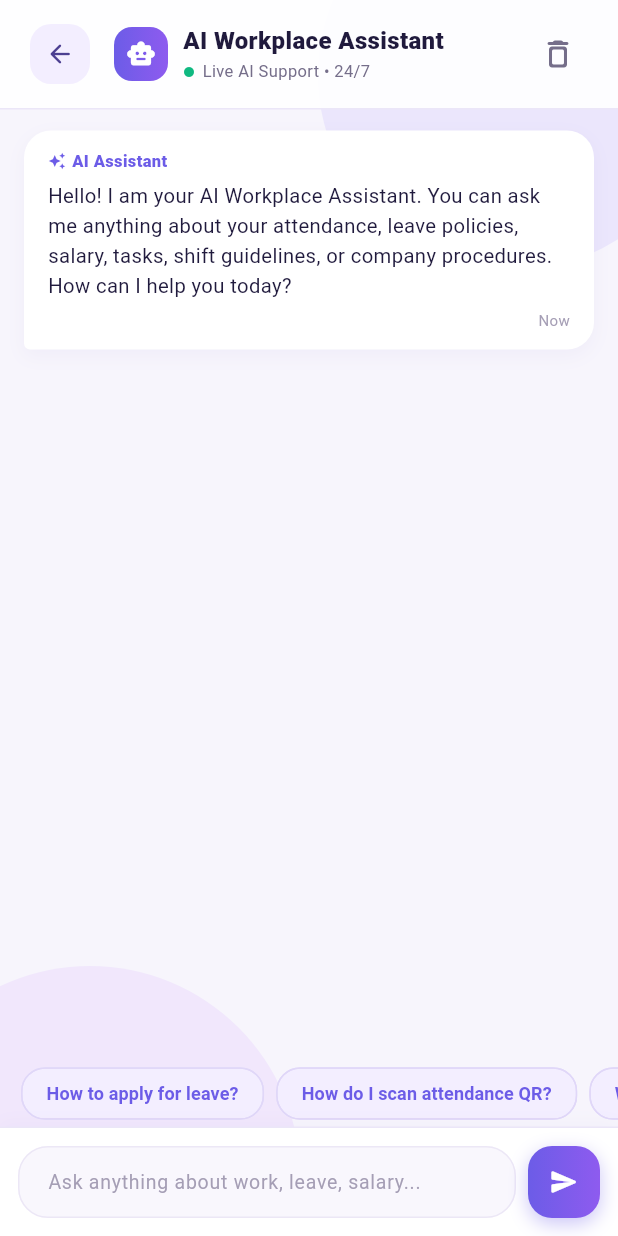
After one commit to vkharinie-source/Multi-Agent-Autonomous-Business-Management-System, a Flutter app: the EmployeeAiChatScreen screen opened directly, on a phone screen of 412 x 824 dp. The commit adds this screen. Run offline on Flutter 3.47's test engine with Material 3 defaults, Android fonts, the phone set to English and light mode, and no system bars; our stand-ins replace device_info_plus, flutter_secure_storage, geolocator, google_fonts, qr_flutter, shared_preferences; missing offline and left inert: mobile_scanner; accounts and stored records are empty; network calls fail.

Commit message:
Implement full AI Agent system for Manager and Employee portals with live backend integration

```diff
--- a/lib/core/config/api_config.dart
+++ b/lib/core/config/api_config.dart
@@ -51,6 +51,9 @@ class ApiConfig {
   static const String attendanceAuditLogsEndpoint =
       '/api/attendance/audit-logs';
 
+  // AI Assistant endpoint
+  static const String aiChatEndpoint = '/api/ai/chat';
+
   // Device endpoints
   static const String deviceRegisterRequestEndpoint =
       '/api/devices/register-request';
--- /dev/null
+++ b/lib/screens/employee/pages/employee_ai_screen.dart
@@ -0,0 +1,536 @@
+import 'dart:async';
+import 'dart:convert';
+
+import 'package:flutter/material.dart';
+import 'package:http/http.dart' as http;
+
+import '../../../core/config/api_config.dart';
+
+class EmployeeAiChatScreen extends StatefulWidget {
+  const EmployeeAiChatScreen({super.key});
+
+  @override
+  State<EmployeeAiChatScreen> createState() => _EmployeeAiChatScreenState();
+}
+
+class _EmployeeAiChatScreenState extends State<EmployeeAiChatScreen> {
+  final TextEditingController _messageController = TextEditingController();
+  final ScrollController _scrollController = ScrollController();
+
+  bool _isTyping = false;
+
+  final List<_ChatMessage> _messages = [
+    const _ChatMessage(
+      text:
+          "Hello! I am your AI Workplace Assistant. You can ask me anything about your attendance, leave policies, salary, tasks, shift guidelines, or company procedures. How can I help you today?",
+      isUser: false,
+      time: "Now",
+    ),
+  ];
+
+  final List<String> _quickPrompts = [
+    "How to apply for leave?",
+    "How do I scan attendance QR?",
+    "When is salary paid?",
+    "What are the shift timings?",
+    "How to improve my performance?",
+  ];
+
+  @override
+  void dispose() {
+    _messageController.dispose();
+    _scrollController.dispose();
+    super.dispose();
+  }
+
+  Future<void> _sendMessage([String? selectedText]) async {
+    final text = selectedText ?? _messageController.text.trim();
+    if (text.isEmpty || _isTyping) return;
+
+    setState(() {
+      _messages.add(_ChatMessage(text: text, isUser: true, time: _currentTime()));
+      _messageController.clear();
+      _isTyping = true;
+    });
+
+    _scrollToBottom();
+
+    String reply = '';
+
+    try {
+      final response = await http
+          .post(
+            ApiConfig.uri(ApiConfig.aiChatEndpoint),
+            headers: {
+              'Content-Type': 'application/json',
+              'Accept': 'application/json',
+            },
+            body: jsonEncode({
+              'message': text,
+              'role': 'employee',
+              'user_name': 'Team Member',
+            }),
+          )
+          .timeout(const Duration(seconds: 16));
+
+      if (response.statusCode == 200) {
+        final Map<String, dynamic> data = jsonDecode(response.body);
+        reply = (data['reply'] as String?)?.trim() ?? '';
+      }
+    } catch (_) {
+      // Local fallback
+    }
+
+    if (reply.isEmpty) {
+      reply = _generateLocalReply(text);
+    }
+
+    if (!mounted) return;
+
+    setState(() {
+      _messages.add(_ChatMessage(text: reply, isUser: false, time: _currentTime()));
+      _isTyping = false;
+    });
+
+    _scrollToBottom();
+  }
+
+  String _generateLocalReply(String query) {
+    final lower = query.toLowerCase();
+
+    if (lower.contains("leave") || lower.contains("apply leave") || lower.contains("holiday")) {
+      return "To apply for time-off:\n\n"
+          "1. Open **Apply Leave** from your Employee Dashboard.\n"
+          "2. Choose your leave type (Casual, Sick, Personal, or Emergency).\n"
+          "3. Select your Start & End dates.\n"
+          "4. Fill in your reason and tap **Submit Leave Request**.\n\n"
+          "Your manager will receive the request for review immediately.";
+    }
+
+    if (lower.contains("qr") || lower.contains("attendance") || lower.contains("clock in") || lower.contains("scan")) {
+      return "To mark attendance:\n\n"
+          "1. First ensure your phone is registered & approved under **Attendance Device**.\n"
+          "2. Be present within the campus boundary.\n"
+          "3. Open **Scan Attendance QR**.\n"
+          "4. Point your camera at the manager's active QR screen to clock in securely.";
+    }
+
+    if (lower.contains("salary") || lower.contains("pay") || lower.contains("payslip")) {
+      return "Salary & Compensation Information:\n\n"
+          "• **Payout Date**: 1st working day of each calendar month.\n"
+          "• **Payslip Downloads**: Head to **My Salary** to view and download your monthly payslips in PDF format.\n"
+          "• **Queries**: For deductions or tax queries, reach out to the Finance desk.";
+    }
+
+    if (lower.contains("shift") || lower.contains("timing") || lower.contains("hours")) {
+      return "Standard Working Hours:\n\n"
+          "• **General Shift**: 09:00 AM – 06:00 PM (Monday to Friday)\n"
+          "• **Lunch Break**: 01:00 PM – 02:00 PM\n"
+          "• **Grace Period**: 15 minutes for check-in; after 09:15 AM check-ins are recorded as late arrival.";
+    }
+
+    if (lower.contains("performance") || lower.contains("score") || lower.contains("rating")) {
+      return "Performance & KPIs:\n\n"
+          "• **Key Metrics**: Punctuality, sprint milestone delivery, code quality, peer collaboration.\n"
+          "• **Track Score**: View your current KPI rating & milestone analytics in **My Performance**.";
+    }
+
+    return "Thank you for asking! I am your AI Workplace Assistant. You can ask me questions regarding company procedures, shifts, attendance, leaves, payroll, or career tips. Let me know how else I can support you!";
+  }
+
+  String _currentTime() {
+    final now = DateTime.now();
+    final hour = now.hour > 12 ? now.hour - 12 : (now.hour == 0 ? 12 : now.hour);
+    final minute = now.minute.toString().padLeft(2, "0");
+    final period = now.hour >= 12 ? "PM" : "AM";
+    return "$hour:$minute $period";
+  }
+
+  void _scrollToBottom() {
+    WidgetsBinding.instance.addPostFrameCallback((_) {
+      if (!_scrollController.hasClients) return;
+      _scrollController.animateTo(
+        _scrollController.position.maxScrollExtent,
+        duration: const Duration(milliseconds: 300),
+        curve: Curves.easeOut,
+      );
+    });
+  }
+
+  void _clearChat() {
+    setState(() {
+      _messages
+        ..clear()
+        ..add(
+          const _ChatMessage(
+            text: "Chat cleared! How can I assist you with your work today?",
+            isUser: false,
+            time: "Now",
+          ),
+        );
+    });
+  }
+
+  @override
+  Widget build(BuildContext context) {
+    return Scaffold(
+      backgroundColor: const Color(0xFFF7F5FC),
+      body: SafeArea(
+        child: Stack(
+          children: [
+            Positioned(
+              top: -80,
+              right: -60,
+              child: _glowCircle(
+                size: 260,
+                color: const Color(0xFF7B61FF).withValues(alpha: 0.10),
+              ),
+            ),
+            Positioned(
+              bottom: -100,
+              left: -80,
+              child: _glowCircle(
+                size: 280,
+                color: const Color(0xFFB66DFF).withValues(alpha: 0.10),
+              ),
+            ),
+            Column(
+              children: [
+                _buildHeader(context),
+                Expanded(
+                  child: ListView.builder(
+                    controller: _scrollController,
+                    padding: const EdgeInsets.symmetric(horizontal: 16, vertical: 14),
+                    itemCount: _messages.length + (_isTyping ? 1 : 0),
+                    itemBuilder: (context, index) {
+                      if (_isTyping && index == _messages.length) {
+                        return _buildTypingBubble();
+                      }
+                      return _buildMessageBubble(_messages[index]);
+                    },
+                  ),
+                ),
+                _buildQuickPromptsBar(),
+                _buildMessageInput(),
+              ],
+            ),
+          ],
+        ),
+      ),
+    );
+  }
+
+  Widget _buildHeader(BuildContext context) {
+    return Container(
+      padding: const EdgeInsets.symmetric(horizontal: 16, vertical: 12),
+      decoration: BoxDecoration(
+        color: Colors.white.withValues(alpha: 0.90),
+        border: const Border(
+          bottom: BorderSide(color: Color(0xFFEBE6F8), width: 1),
+        ),
+      ),
+      child: Row(
+        children: [
+          IconButton(
+            onPressed: () => Navigator.of(context).maybePop(),
+            style: IconButton.styleFrom(
+              backgroundColor: const Color(0xFFF3EEFF),
+              foregroundColor: const Color(0xFF4C3F91),
+              shape: RoundedRectangleBorder(
+                borderRadius: BorderRadius.circular(14),
+              ),
+            ),
+            icon: const Icon(Icons.arrow_back_rounded, size: 20),
+          ),
+          const SizedBox(width: 12),
+          Container(
+            padding: const EdgeInsets.all(8),
+            decoration: BoxDecoration(
+              gradient: const LinearGradient(
+                colors: [Color(0xFF6C5CE7), Color(0xFF8E5BEF)],
+              ),
+              borderRadius: BorderRadius.circular(12),
+            ),
+            child: const Icon(Icons.smart_toy_rounded, color: Colors.white, size: 20),
+          ),
+          const SizedBox(width: 10),
+          const Expanded(
+            child: Column(
+              crossAxisAlignment: CrossAxisAlignment.start,
+              mainAxisSize: MainAxisSize.min,
+              children: [
+                Text(
+                  'AI Workplace Assistant',
+                  style: TextStyle(
+                    color: Color(0xFF201A3D),
+                    fontSize: 16,
+                    fontWeight: FontWeight.w800,
+                  ),
+                ),
+                Row(
+                  children: [
+                    Icon(Icons.circle, color: Color(0xFF10B981), size: 8),
+                    SizedBox(width: 5),
+                    Text(
+                      'Live AI Support • 24/7',
+                      style: TextStyle(color: Color(0xFF756E8A), fontSize: 11),
+                    ),
+                  ],
+                ),
+              ],
+            ),
+          ),
+          IconButton(
+            tooltip: 'Clear Chat',
+            onPressed: _clearChat,
+            icon: const Icon(Icons.delete_outline_rounded, color: Color(0xFF756E8A)),
+          ),
+        ],
+      ),
+    );
+  }
+
+  Widget _buildQuickPromptsBar() {
+    return SizedBox(
+      height: 44,
+      child: ListView.separated(
+        padding: const EdgeInsets.symmetric(horizontal: 14),
+        scrollDirection: Axis.horizontal,
+        itemCount: _quickPrompts.length,
+        separatorBuilder: (_, _) => const SizedBox(width: 8),
+        itemBuilder: (context, index) {
+          final prompt = _quickPrompts[index];
+          return ActionChip(
+            label: Text(
+              prompt,
+              style: const TextStyle(
+                color: Color(0xFF6C5CE7),
+                fontSize: 12,
+                fontWeight: FontWeight.w600,
+              ),
+            ),
+            backgroundColor: const Color(0xFFF3EEFF),
+            shape: RoundedRectangleBorder(
+              borderRadius: BorderRadius.circular(16),
+              side: const BorderSide(color: Color(0xFFE0D7F8)),
+            ),
+            onPressed: () => _sendMessage(prompt),
+          );
+        },
+      ),
+    );
+  }
+
+  Widget _buildMessageBubble(_ChatMessage message) {
+    final bool isUser = message.isUser;
+
+    return Align(
+      alignment: isUser ? Alignment.centerRight : Alignment.centerLeft,
+      child: Container(
+        constraints: const BoxConstraints(maxWidth: 580),
+        margin: const EdgeInsets.only(bottom: 12),
+        padding: const EdgeInsets.symmetric(horizontal: 16, vertical: 12),
+        decoration: BoxDecoration(
+          gradient: isUser
+              ? const LinearGradient(
+                  colors: [Color(0xFF6C5CE7), Color(0xFF8E5BEF)],
+                )
+              : null,
+          color: isUser ? null : Colors.white,
+          borderRadius: BorderRadius.only(
+            topLeft: const Radius.circular(18),
+            topRight: const Radius.circular(18),
+            bottomLeft: Radius.circular(isUser ? 18 : 4),
+            bottomRight: Radius.circular(isUser ? 4 : 18),
+          ),
+          boxShadow: [
+            BoxShadow(
+              color: const Color(0xFF5D4BB7).withValues(alpha: 0.05),
+              blurRadius: 10,
+              offset: const Offset(0, 4),
+            ),
+          ],
+        ),
+        child: Column(
+          crossAxisAlignment: CrossAxisAlignment.start,
+          children: [
+            if (!isUser) ...[
+              const Row(
+                mainAxisSize: MainAxisSize.min,
+                children: [
+                  Icon(Icons.auto_awesome, color: Color(0xFF6C5CE7), size: 12),
+                  SizedBox(width: 4),
+                  Text(
+                    'AI Assistant',
+                    style: TextStyle(
+                      color: Color(0xFF6C5CE7),
+                      fontSize: 11,
+                      fontWeight: FontWeight.w800,
+                    ),
+                  ),
+                ],
+              ),
+              const SizedBox(height: 5),
+            ],
+            Text(
+              message.text,
+              style: TextStyle(
+                color: isUser ? Colors.white : const Color(0xFF201A3D),
+                fontSize: 13.5,
+                height: 1.45,
+                fontWeight: isUser ? FontWeight.w500 : FontWeight.w400,
+              ),
+            ),
+            const SizedBox(height: 5),
+            Align(
+              alignment: Alignment.centerRight,
+              child: Text(
+                message.time,
+                style: TextStyle(
+                  color: isUser ? Colors.white70 : const Color(0xFFA59EB5),
+                  fontSize: 10,
+                ),
+              ),
+            ),
+          ],
+        ),
+      ),
+    );
+  }
+
+  Widget _buildTypingBubble() {
+    return Align(
+      alignment: Alignment.centerLeft,
+      child: Container(
+        margin: const EdgeInsets.only(bottom: 12),
+        padding: const EdgeInsets.symmetric(horizontal: 16, vertical: 12),
+        decoration: BoxDecoration(
+          color: Colors.white,
+          borderRadius: BorderRadius.circular(16),
+          boxShadow: [
+            BoxShadow(
+              color: const Color(0xFF5D4BB7).withValues(alpha: 0.05),
+              blurRadius: 10,
+              offset: const Offset(0, 4),
+            ),
+          ],
+        ),
+        child: const Row(
+          mainAxisSize: MainAxisSize.min,
+          children: [
+            SizedBox(
+              width: 14,
+              height: 14,
+              child: CircularProgressIndicator(
+                strokeWidth: 2,
+                color: Color(0xFF6C5CE7),
+              ),
+            ),
+            SizedBox(width: 10),
+            Text(
+              'Thinking...',
+              style: TextStyle(
+                color: Color(0xFF756E8A),
+                fontSize: 12,
+                fontWeight: FontWeight.w600,
+              ),
+            ),
+          ],
+        ),
+      ),
+    );
+  }
+
+  Widget _buildMessageInput() {
+    return Container(
+      padding: const EdgeInsets.all(12),
+      decoration: BoxDecoration(
+        color: Colors.white,
+        border: const Border(top: BorderSide(color: Color(0xFFEBE6F8))),
+        boxShadow: [
+          BoxShadow(
+            color: const Color(0xFF5D4BB7).withValues(alpha: 0.04),
+            blurRadius: 10,
+            offset: const Offset(0, -2),
+          ),
+        ],
+      ),
+      child: Row(
+        crossAxisAlignment: CrossAxisAlignment.end,
+        children: [
+          Expanded(
+            child: TextField(
+              controller: _messageController,
+              minLines: 1,
+              maxLines: 4,
+              textInputAction: TextInputAction.send,
+              onSubmitted: (_) => _sendMessage(),
+              style: const TextStyle(fontSize: 14, color: Color(0xFF201A3D)),
+              decoration: InputDecoration(
+                hintText: 'Ask anything about work, leave, salary...',
+                hintStyle: const TextStyle(fontSize: 13, color: Color(0xFFA59EB5)),
+                filled: true,
+                fillColor: const Color(0xFFF9F7FD),
+                contentPadding: const EdgeInsets.symmetric(horizontal: 16, vertical: 12),
+                border: OutlineInputBorder(
+                  borderRadius: BorderRadius.circular(20),
+                  borderSide: const BorderSide(color: Color(0xFFECE7F6)),
+                ),
+                enabledBorder: OutlineInputBorder(
+                  borderRadius: BorderRadius.circular(20),
+                  borderSide: const BorderSide(color: Color(0xFFECE7F6)),
+                ),
+                focusedBorder: OutlineInputBorder(
+                  borderRadius: BorderRadius.circular(20),
+                  borderSide: const BorderSide(color: Color(0xFF6C5CE7), width: 1.5),
+                ),
+              ),
+            ),
+          ),
+          const SizedBox(width: 8),
+          Container(
+            height: 48,
+            width: 48,
+            decoration: BoxDecoration(
+              gradient: const LinearGradient(
+                colors: [Color(0xFF6C5CE7), Color(0xFF8E5BEF)],
+              ),
+              borderRadius: BorderRadius.circular(16),
+              boxShadow: [
+                BoxShadow(
+                  color: const Color(0xFF6C5CE7).withValues(alpha: 0.35),
+                  blurRadius: 10,
+                  offset: const Offset(0, 4),
+                ),
+              ],
+            ),
+            child: IconButton(
+              onPressed: _isTyping ? null : () => _sendMessage(),
+              icon: const Icon(Icons.send_rounded, color: Colors.white, size: 20),
+            ),
+          ),
+        ],
+      ),
+    );
+  }
+
+  Widget _glowCircle({required double size, required Color color}) {
+    return Container(
+      width: size,
+      height: size,
+      decoration: BoxDecoration(shape: BoxShape.circle, color: color),
+    );
+  }
+}
+
+class _ChatMessage {
+  final String text;
+  final bool isUser;
+  final String time;
+
+  const _ChatMessage({
+    required this.text,
+    required this.isUser,
+    required this.time,
+  });
+}
```
Also changed, not shown: lib/screens/chatbot/chatbot_screen.dart (+66 -36 lines), lib/screens/employee/employee_dashboard.dart (+25 -0 lines), lib/screens/home/landing_page.dart (+34 -1 lines), 2 other files.
